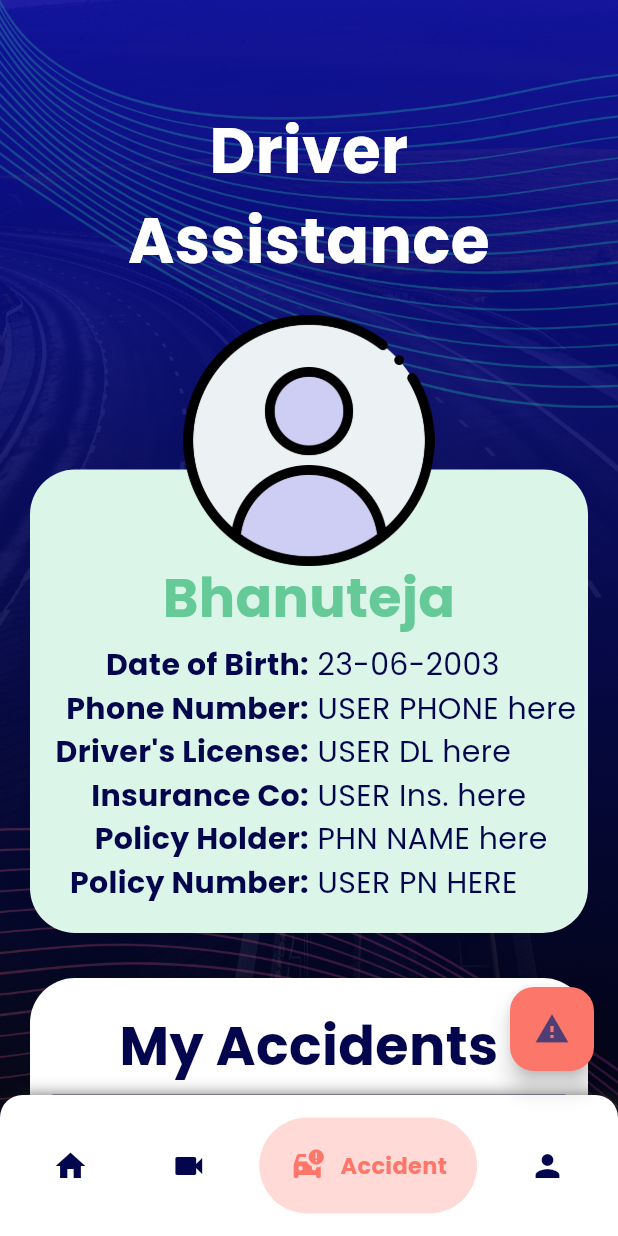
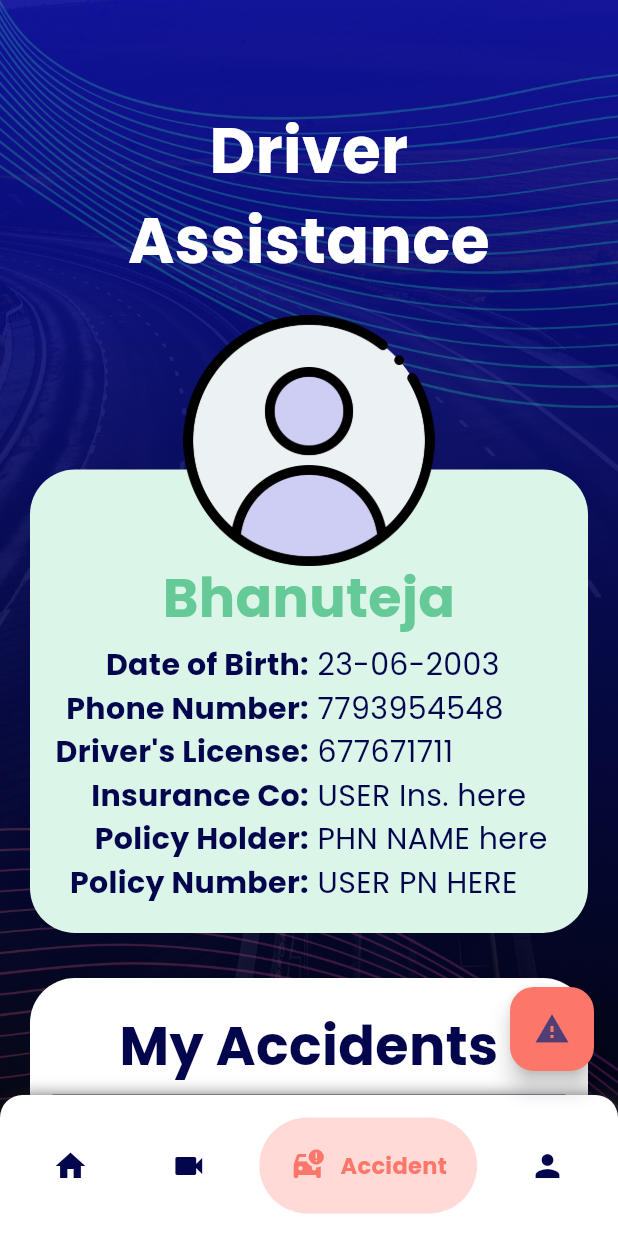
Before and after one commit to BhanuTeja673/Volkswagen-Submission, a Flutter app: the screen it shows after launch, item 3 of the bottom bar chosen, on a phone screen of 412 x 824 dp. Run offline on Flutter 3.47's test engine with Material 3 defaults, Android fonts, the light colour scheme and no system bars; drawn by our look-alikes of google_nav_bar; our stand-ins replace cloud_firestore, firebase_auth, firebase_core, google_fonts; accounts and stored records are empty.

```diff
--- a/lib/AccidentAssistance/CrashReports.dart
+++ b/lib/AccidentAssistance/CrashReports.dart
@@ -146,7 +146,7 @@ class CrashReports extends StatelessWidget {
 
                                           Expanded(
                                             child: Text(
-                                                " USER PHONE here ",
+                                                " 7793954548 ",
                                                 textAlign: TextAlign.left,
                                                 style: GoogleFonts.poppins(
                                                     textStyle: const TextStyle(
@@ -177,7 +177,7 @@ class CrashReports extends StatelessWidget {
 
                                           Expanded(
                                             child: Text(
-                                                " USER DL here ",
+                                                " 677671711 ",
                                                 textAlign: TextAlign.left,
                                                 style: GoogleFonts.poppins(
                                                     textStyle: const TextStyle(
```
Also changed, not shown: 1 other file.
